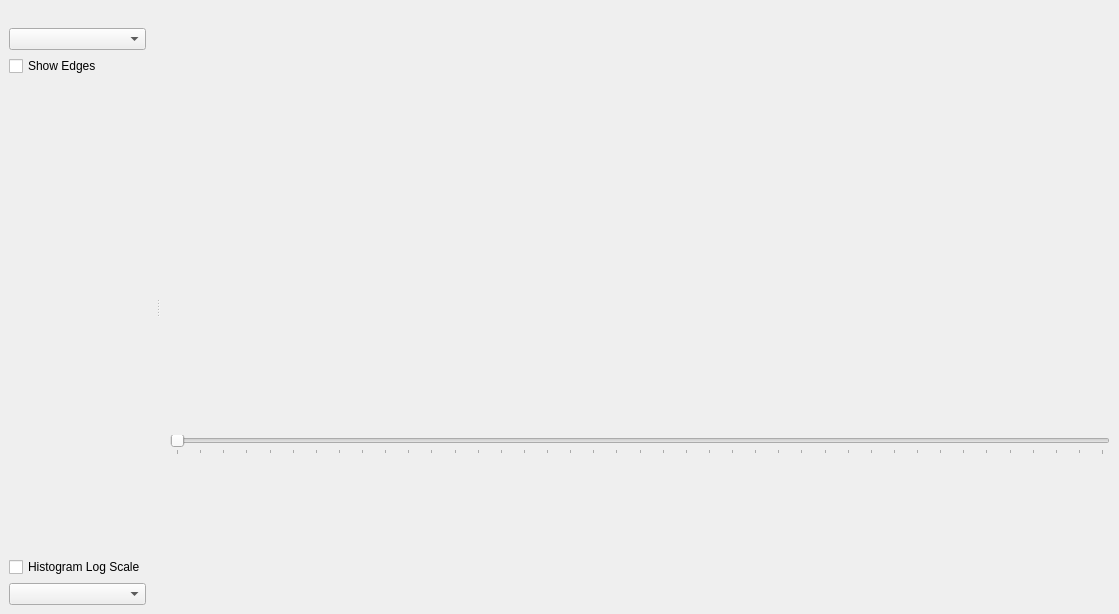
Martin-Bela/Brain-Vis, file src/vis/mainWindow.ui: the form before one commit.
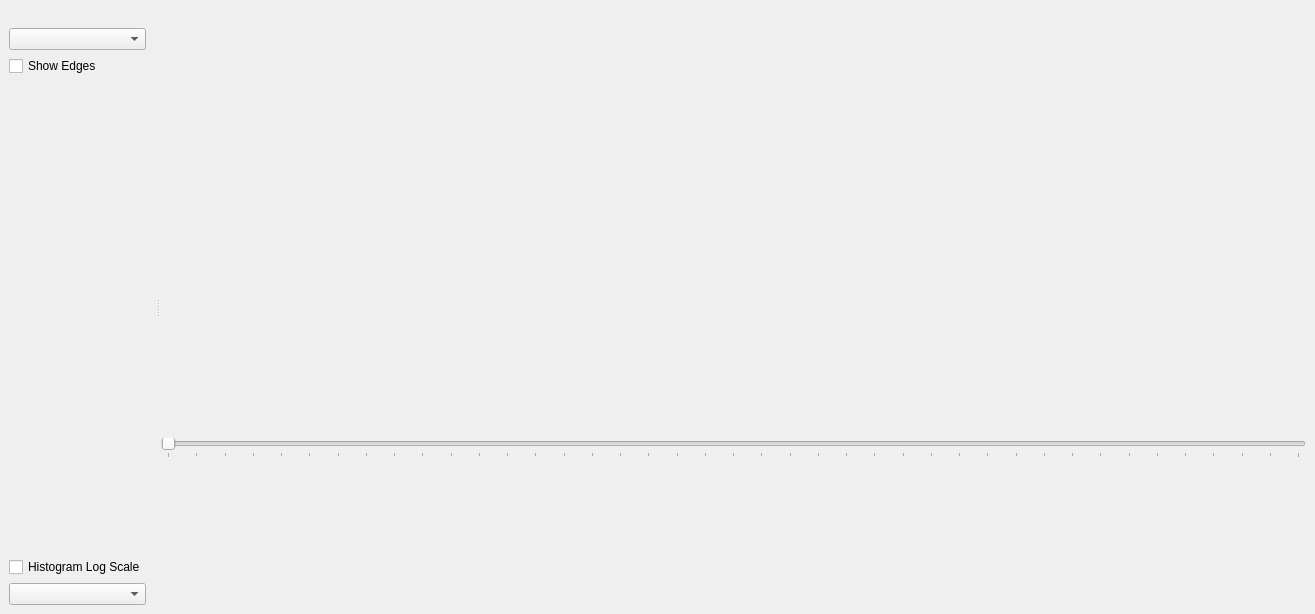
The form after the commit. Custom widgets are drawn as their Qt base class.

What changed in the file:
```diff
--- a/src/vis/mainWindow.ui
+++ b/src/vis/mainWindow.ui
@@ -6,7 +6,7 @@
    <rect>
     <x>0</x>
     <y>0</y>
-    <width>1119</width>
+    <width>1315</width>
     <height>614</height>
    </rect>
   </property>
@@ -18,6 +18,18 @@
     <property name="spacing">
      <number>0</number>
     </property>
+    <property name="leftMargin">
+     <number>0</number>
+    </property>
+    <property name="topMargin">
+     <number>0</number>
+    </property>
+    <property name="rightMargin">
+     <number>9</number>
+    </property>
+    <property name="bottomMargin">
+     <number>0</number>
+    </property>
     <item>
      <layout class="QVBoxLayout" name="mainVisDock">
       <property name="spacing">
@@ -47,6 +59,9 @@
     </item>
     <item>
      <layout class="QGridLayout" name="gridLayout">
+      <property name="horizontalSpacing">
+       <number>4</number>
+      </property>
       <property name="verticalSpacing">
        <number>1</number>
       </property>
```
Left out of the diff: 3 changed lines with no effect on the pictures.
